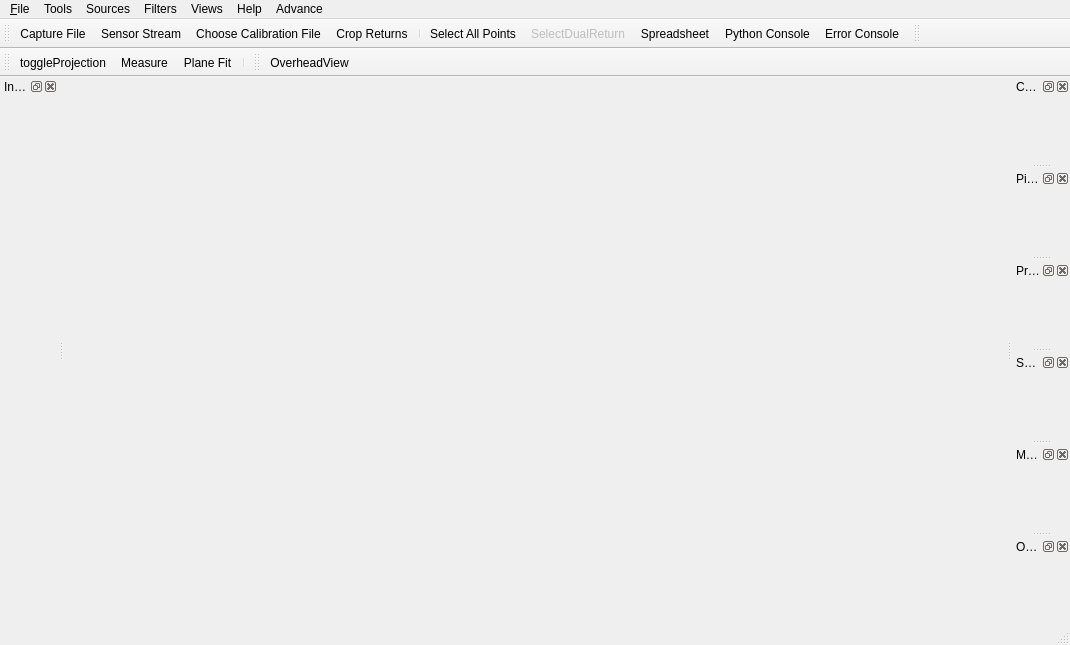
Kitware/VeloView, file vvMainWindow.ui: the form before one commit.
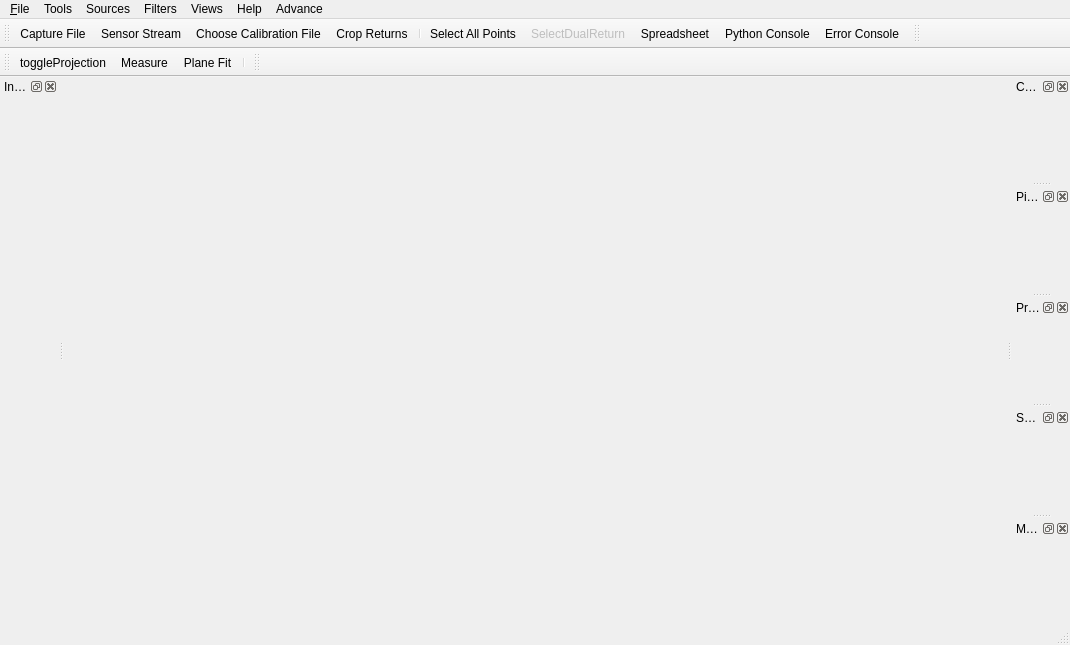
The form after the commit. Icons and pictures are not drawn. Custom widgets are drawn as their Qt base class.

Commit message: Remove overhead view

```diff
--- a/vvMainWindow.ui
+++ b/vvMainWindow.ui
@@ -236,7 +236,6 @@
    <attribute name="toolBarBreak">
     <bool>false</bool>
    </attribute>
-   <addaction name="actionOverheadView"/>
   </widget>
   <widget class="QDockWidget" name="colorMapEditorDock">
    <property name="windowTitle">
@@ -298,15 +297,6 @@
    </attribute>
    <widget class="pqProxyInformationWidget" name="proxyInformationWidget"/>
   </widget>
-  <widget class="QDockWidget" name="overheadViewDock">
-   <property name="windowTitle">
-    <string>Overhead View</string>
-   </property>
-   <attribute name="dockWidgetArea">
-    <number>2</number>
-   </attribute>
-   <widget class="QWidget" name="overheadView"/>
-  </widget>
   <action name="actionE_xit">
    <property name="text">
     <string>E&amp;xit</string>
@@ -584,21 +574,6 @@
     <string>Measure the distance (in meters) between two screen points.&lt;br/&gt;To draw a ruler line, click this button, then hold down the &lt;b&gt;Ctrl key&lt;/b&gt; and the &lt;b&gt;left button&lt;/b&gt; of your mouse. &lt;br/&gt;&lt;u&gt;This feature is only available in orthogonal projection.&lt;/u&gt;</string>
    </property>
   </action>
-  <action name="actionOverheadView">
-   <property name="checkable">
-    <bool>true</bool>
-   </property>
-   <property name="icon">
-    <iconset resource="vvResources.qrc">
-     <normaloff>:/vvResources/Icons/map.png</normaloff>:/vvResources/Icons/map.png</iconset>
-   </property>
-   <property name="text">
-    <string>OverheadView</string>
-   </property>
-   <property name="toolTip">
-    <string>Show overhead view of GPS position</string>
-   </property>
-  </action>
   <action name="actionPlaneFit">
    <property name="icon">
     <iconset resource="vvResources.qrc">
```
The commit also changes 2 other files.
